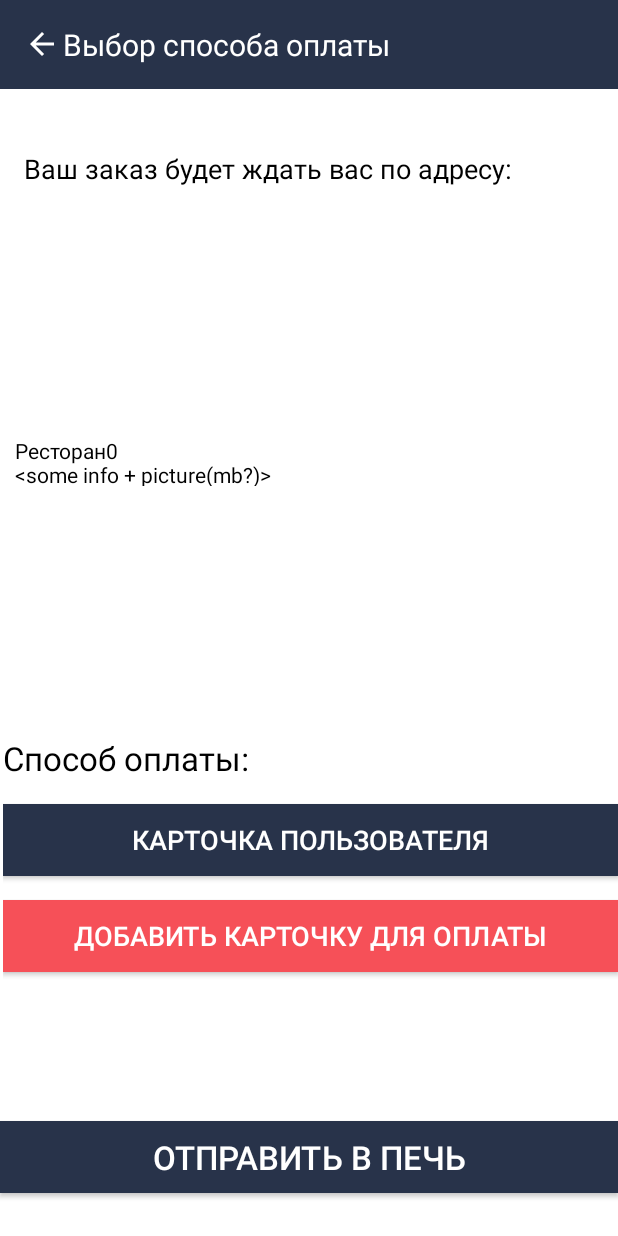
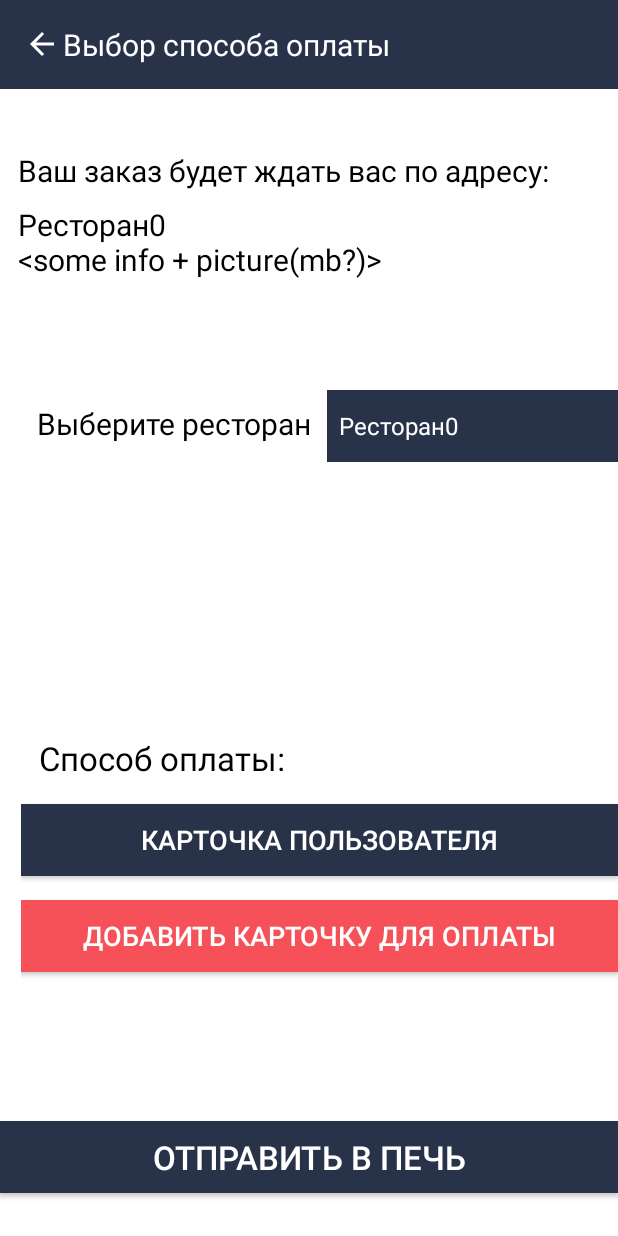
Before and after one commit to Maxerum/fastFoodApp, an Android app: the PayMainActivity screen opened directly, with no data from a screen before it, on a phone screen of 412 x 824 dp. Run offline under Robolectric (Android 15) with nearby library versions, the phone set to English and light mode, and no system bars; Roboto replaces fonts that are not available here.

Commit message:
Padding and better view

```diff
--- a/fastFoodApplication/app/src/main/java/com/example/fastfoodapp/Dim4es/PayPage/PayMainActivity.java
+++ b/fastFoodApplication/app/src/main/java/com/example/fastfoodapp/Dim4es/PayPage/PayMainActivity.java
@@ -17,6 +17,7 @@ import android.widget.TextView;
 import android.widget.Toast;
 
 import com.example.fastfoodapp.Dim4es.CreditCard.AddFormatCreditCard;
+import com.example.fastfoodapp.Dim4es.SuccessPay.SuccessPayPage;
 import com.example.fastfoodapp.R;
 public class PayMainActivity extends AppCompatActivity {
     ImageView arrowBackPayPage;
@@ -109,9 +110,11 @@ public class PayMainActivity extends AppCompatActivity {
         finalSendButton.setOnClickListener(new View.OnClickListener() {
             @Override
             public void onClick(View v) {
-                Toast toast = Toast.makeText(PayMainActivity.this, "Отправить в печь - button is clicked", Toast.LENGTH_SHORT);
+                /*Toast toast = Toast.makeText(PayMainActivity.this, "Отправить в печь - button is clicked", Toast.LENGTH_SHORT);
                 toast.setGravity(Gravity.LEFT | Gravity.TOP, 20, 30);
-                toast.show();
+                toast.show();*/
+                Intent intent = new Intent(PayMainActivity.this, SuccessPayPage.class);
+                startActivity(intent);
             }
         });
 
@@ -124,8 +127,8 @@ public class PayMainActivity extends AppCompatActivity {
         String choose = adapter.getItem(position).toString();
 
         //some log info
-        Toast toast = Toast.makeText(getApplicationContext(), "Selected rest." + choose, Toast.LENGTH_SHORT);
-        toast.show();
+        //Toast toast = Toast.makeText(getApplicationContext(), "Selected rest." + choose, Toast.LENGTH_SHORT);
+        //toast.show();
         return choose;
     }
 
--- a/fastFoodApplication/app/src/main/res/layout/activity_add_format_credit_card.xml
+++ b/fastFoodApplication/app/src/main/res/layout/activity_add_format_credit_card.xml
@@ -4,6 +4,7 @@
     xmlns:tools="http://schemas.android.com/tools"
     android:layout_width="match_parent"
     android:layout_height="match_parent"
+    android:background="@color/white"
     tools:context=".Dim4es.CreditCard.AddFormatCreditCard">
 
     <include
--- a/fastFoodApplication/app/src/main/res/layout/activity_pay_main.xml
+++ b/fastFoodApplication/app/src/main/res/layout/activity_pay_main.xml
@@ -16,17 +16,21 @@
         android:layout_width="wrap_content"
         android:layout_height="wrap_content"
         android:layout_marginTop="100dp"
+        android:paddingLeft="12dp"
         android:text="Ваш заказ будет ждать вас по адресу:"
-        android:textSize="18sp"
         android:textColor="@color/black"
+        android:textSize="20sp"
         app:layout_constraintEnd_toEndOf="parent"
-        app:layout_constraintHorizontal_bias="0.181"
+        app:layout_constraintHorizontal_bias="0.0"
         app:layout_constraintStart_toStartOf="parent"
         app:layout_constraintTop_toTopOf="parent" />
 
     <TextView
-        android:layout_width="413dp"
-        android:layout_height="121dp"
+        android:paddingLeft="12dp"
+        android:id="@+id/textViewToChooseSpinner"
+        android:textSize="20sp"
+        android:layout_width="411dp"
+        android:layout_height="103dp"
         android:layout_marginTop="136dp"
         android:textColor="@color/black"
         app:layout_constraintEnd_toEndOf="parent"
@@ -34,27 +38,27 @@
         app:layout_constraintStart_toStartOf="parent"
         app:layout_constraintTop_toTopOf="parent" />
 
+
     <LinearLayout
         android:id="@+id/linearLayout"
-        android:layout_width="match_parent"
-        android:layout_height="wrap_content"
-        android:layout_marginTop="276dp"
+        android:layout_width="411dp"
+        android:layout_height="65dp"
+        android:layout_marginTop="260dp"
         android:orientation="horizontal"
+        android:paddingLeft="12dp"
         app:layout_constraintEnd_toEndOf="parent"
         app:layout_constraintHorizontal_bias="1.0"
         app:layout_constraintStart_toStartOf="parent"
         app:layout_constraintTop_toTopOf="parent">
 
-        <Space
-            android:layout_width="10dp"
-            android:layout_height="wrap_content"/>
         <TextView
-            android:id="@+id/textViewToChooseSpinner"
+            android:paddingLeft="12dp"
             android:layout_width="wrap_content"
             android:layout_height="wrap_content"
             android:layout_weight="0"
             android:text="Выберите ресторан"
-            android:textColor="@color/black" />
+            android:textColor="@color/black"
+            android:textSize="20sp" />
 
         <Space
             android:layout_width="10dp"
@@ -62,15 +66,17 @@
             android:layout_weight="0" />
 
         <Spinner
+            android:background="@color/appBlueColor"
             android:id="@+id/restaurantSpinner"
             android:layout_width="wrap_content"
             android:layout_height="wrap_content"
-            android:layout_weight="1" />
+            android:layout_weight="1"
+            android:scrollbarSize="10dp" />
 
     </LinearLayout>
 
-
     <LinearLayout
+        android:paddingLeft="12dp"
         android:id="@+id/linearLayout2"
         android:layout_width="410dp"
         android:layout_height="186dp"
@@ -88,6 +94,7 @@
             android:layout_height="wrap_content" />
 
         <TextView
+            android:paddingLeft="12dp"
             android:layout_width="match_parent"
             android:layout_height="wrap_content"
             android:text="Способ оплаты:"
--- a/fastFoodApplication/app/src/main/res/layout/activity_success_pay_page.xml
+++ b/fastFoodApplication/app/src/main/res/layout/activity_success_pay_page.xml
@@ -4,6 +4,7 @@
     xmlns:tools="http://schemas.android.com/tools"
     android:layout_width="match_parent"
     android:layout_height="match_parent"
+    android:background="@color/white"
     tools:context=".Dim4es.SuccessPay.SuccessPayPage">
 
     <TextView
```
